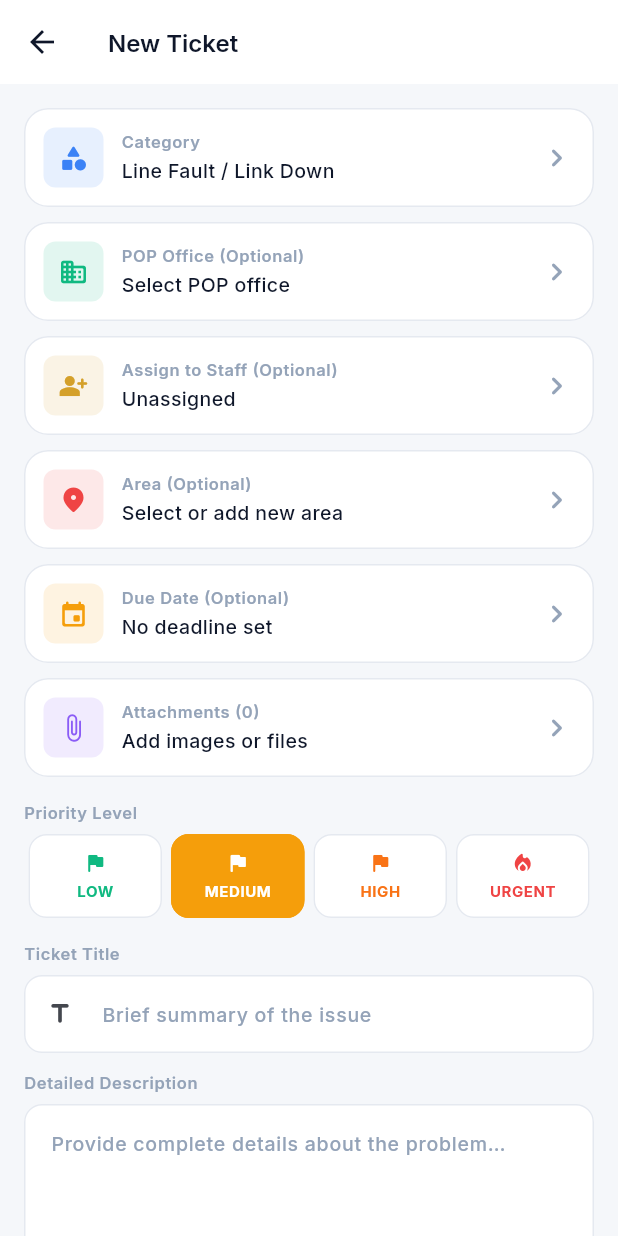
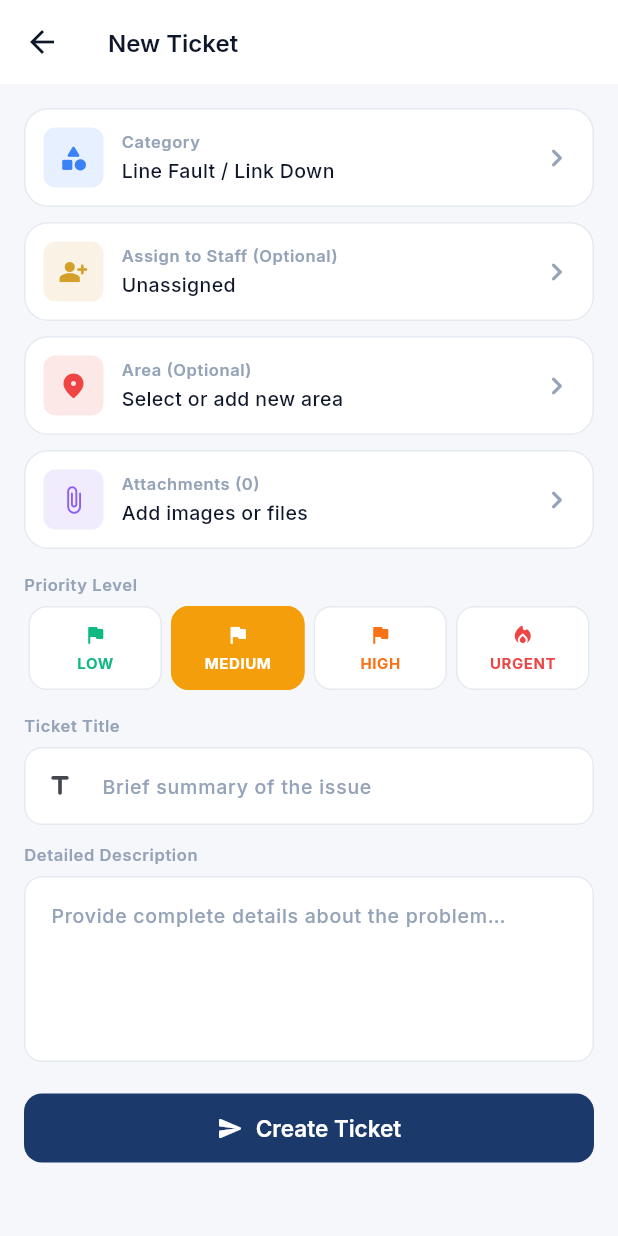
Before and after one commit to rayhanvision-a11y/VISION-Smart-System, a Flutter app: the CreateTicketScreen screen opened directly, on a phone screen of 412 x 824 dp. Run offline on Flutter 3.47's test engine with Material 3 defaults, Android fonts, the phone set to English and light mode, and no system bars; our stand-ins replace firebase_core, firebase_database, firebase_messaging, flutter_local_notifications, google_fonts, image_picker and 1 more; accounts and stored records are empty; network calls fail.

Commit message:
feat(mobile): remove POP Office + Due Date fields from ticket create form
User requested simpler create flow — kept Category, Assign, Area, Attachments, Priority, Title, Description. Removed unused state fields and intl import.

Co-Authored-By: Claude Opus 4.7 <noreply@anthropic.com>

```diff
--- a/mobile_app/lib/screens/create_ticket_screen.dart
+++ b/mobile_app/lib/screens/create_ticket_screen.dart
@@ -1,6 +1,5 @@
 import 'package:flutter/material.dart';
 import 'package:image_picker/image_picker.dart';
-import 'package:intl/intl.dart';
 import '../services/api_service.dart';
 import '../services/app_state.dart';
 import '../theme/app_theme.dart';
@@ -20,11 +19,8 @@ class _CreateTicketScreenState extends State<CreateTicketScreen> {
 
   String _selectedPriority = 'medium';
   String _selectedCategoryKey = 'line_fault';
-  int? _selectedPopId;
-  String? _selectedPopName;
   int? _selectedAssigneeId;
   String? _selectedAssigneeName;
-  DateTime? _dueAt;
   final List<_PickedFile> _attachments = [];
   String? _selectedArea;
 
@@ -83,9 +79,7 @@ class _CreateTicketScreenState extends State<CreateTicketScreen> {
       description: _descController.text.trim(),
       priority: _selectedPriority,
       category: _selectedCategoryKey,
-      popOfficeId: _selectedPopId,
       assignedTo: _selectedAssigneeId,
-      dueAt: _dueAt,
       area: _selectedArea,
     );
 
@@ -258,29 +252,6 @@ class _CreateTicketScreenState extends State<CreateTicketScreen> {
                     ),
                     const SizedBox(height: 10),
                     _sectionCard(
-                      icon: Icons.business_rounded,
-                      iconColor: AppColors.success,
-                      title: AppState.instance.t('POP Office (Optional)', 'পপ অফিস (ঐচ্ছিক)'),
-                      subtitle: _selectedPopName ?? AppState.instance.t('Select POP office', 'পপ অফিস নির্বাচন করুন'),
-                      onTap: _popOffices.isEmpty
-                          ? null
-                          : () => _showPicker(
-                                title: 'Select POP Office',
-                                icon: Icons.business_rounded,
-                                items: _popOffices,
-                                labelOf: (i) => (i as Map)['name']?.toString() ?? 'POP',
-                                subtitleOf: (_) => '',
-                                onSelect: (i) => () {
-                                  final m = i as Map;
-                                  setState(() {
-                                    _selectedPopId = m['id'] as int?;
-                                    _selectedPopName = m['name']?.toString();
-                                  });
-                                },
-                              ),
-                    ),
-                    const SizedBox(height: 10),
-                    _sectionCard(
                       icon: Icons.person_add_alt_rounded,
                       iconColor: AppColors.accent,
                       title: AppState.instance.t('Assign to Staff (Optional)', 'কর্মী নিয়োগ (ঐচ্ছিক)'),
@@ -324,22 +295,6 @@ class _CreateTicketScreenState extends State<CreateTicketScreen> {
                               onPressed: () => setState(() => _selectedArea = null),
                             ),
                       onTap: _showAreaPicker,
-                    ),
-                    const SizedBox(height: 10),
-                    _sectionCard(
-                      icon: Icons.event_rounded,
-                      iconColor: AppColors.warning,
-                      title: AppState.instance.t('Due Date (Optional)', 'শেষ তারিখ (ঐচ্ছিক)'),
-                      subtitle: _dueAt != null
-                          ? DateFormat('MMM d, y – h:mm a').format(_dueAt!)
-                          : AppState.instance.t('No deadline set', 'কোনো ডেডলাইন নেই'),
-                      trailing: _dueAt == null
-                          ? null
-                          : IconButton(
-                              icon: Icon(Icons.close_rounded, size: 18, color: AppColors.textMuted),
-                              onPressed: () => setState(() => _dueAt = null),
-                            ),
-                      onTap: _pickDueDate,
                     ),
                     const SizedBox(height: 10),
                     _sectionCard(
@@ -642,26 +597,6 @@ class _CreateTicketScreenState extends State<CreateTicketScreen> {
     );
   }
 
-  Future<void> _pickDueDate() async {
-    final now = DateTime.now();
-    final date = await showDatePicker(
-      context: context,
-      initialDate: _dueAt ?? now.add(const Duration(days: 1)),
-      firstDate: now,
-      lastDate: now.add(const Duration(days: 365)),
-    );
-    if (date == null || !mounted) return;
-    final time = await showTimePicker(
-      context: context,
-      initialTime: TimeOfDay.fromDateTime(_dueAt ?? now.add(const Duration(hours: 2))),
-    );
-    if (!mounted) return;
-    setState(() {
-      _dueAt = DateTime(date.year, date.month, date.day,
-          time?.hour ?? 17, time?.minute ?? 0);
-    });
-  }
-
   Future<void> _pickAttachment() async {
     final picker = ImagePicker();
     final picked = await picker.pickImage(source: ImageSource.gallery, imageQuality: 85, maxWidth: 1600);
```
